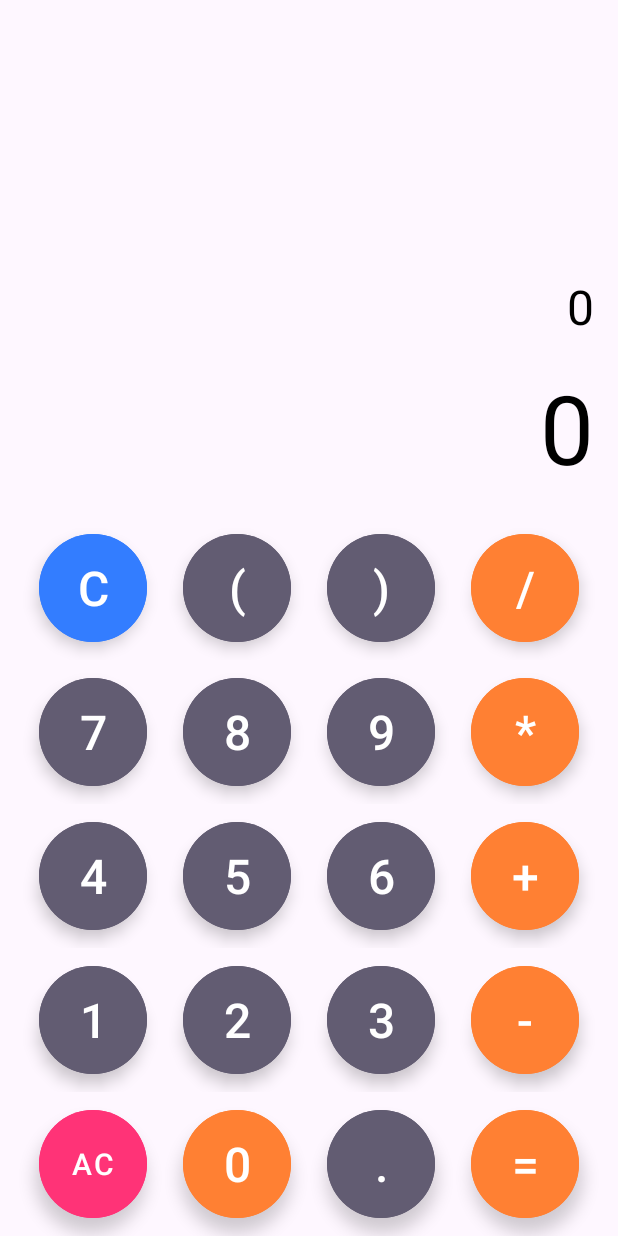
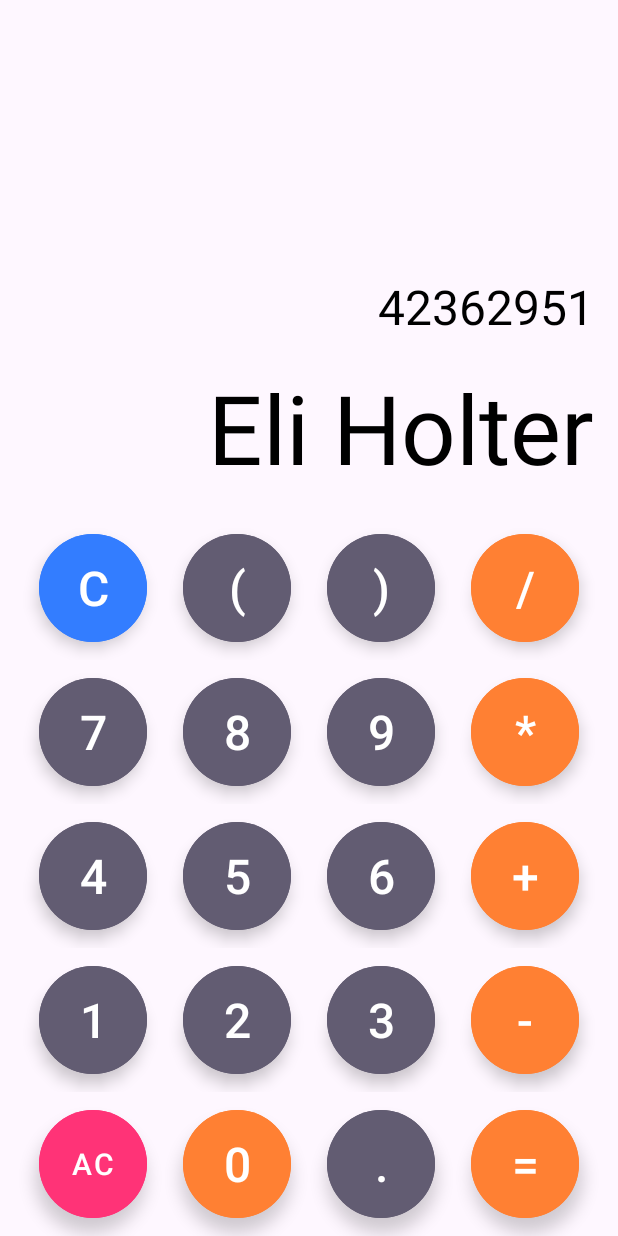
Before and after one commit to CapybarasUnited/CS460-Lab-1, an Android app: the screen it shows after launch (MainActivity), on a phone screen of 412 x 824 dp. Run offline under Robolectric (Android 15) with nearby library versions, the phone set to English and light mode, and no system bars.

Commit message:
Final Touches
Got all the files in here and did some final touches on the calculator

```diff
--- a/Lab1/Calculator/app/src/main/res/values/strings.xml
+++ b/Lab1/Calculator/app/src/main/res/values/strings.xml
@@ -20,4 +20,6 @@
     <string name="zero">0</string>
     <string name="decimal">.</string>
     <string name="equals">=</string>
+    <string name="name">Eli Holter</string>
+    <string name="CWUID">42362951</string>
 </resources>
```
Also changed, not shown: Lab1/Calculator/app/src/main/java/com/CS460/calculator/MainActivity.java (+47 -9 lines), 4 other files.
